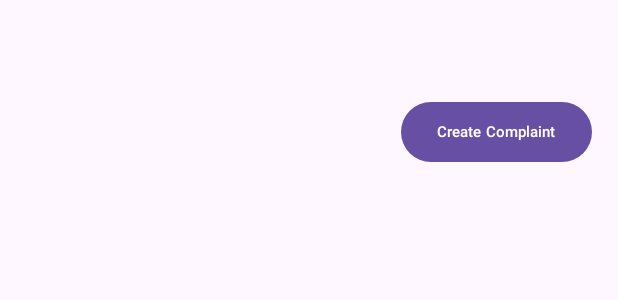
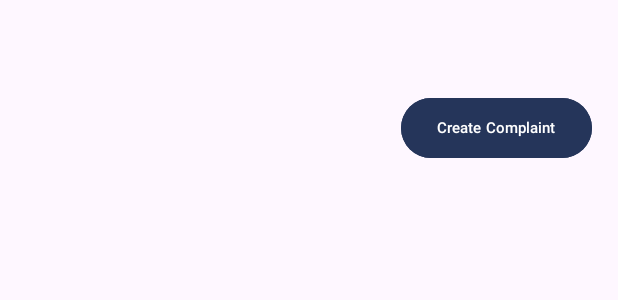
Before and after one commit to MustafaTimbawala/B07GR12, an Android app: the layout fragment_view_complaint.xml on its own in the app's theme, with its tools: preview values and no code run, on a phone screen of 412 x 824 dp. Shown: the top 300 px of the screen. Run offline under Robolectric (Android 15) with nearby library versions, the phone set to English and light mode, and no system bars.

Commit message:
fixed some visibility issues with announcements and complaints.

```diff
--- a/app/src/main/res/layout/fragment_view_announcement.xml
+++ b/app/src/main/res/layout/fragment_view_announcement.xml
@@ -39,6 +39,7 @@
         android:layout_height="wrap_content"
         android:text="Create Announcement!"
         app:layout_constraintBottom_toBottomOf="parent"
+        android:backgroundTint="@color/uoft_blue"
         app:layout_constraintEnd_toEndOf="parent" />
 
 </androidx.constraintlayout.widget.ConstraintLayout>
--- a/app/src/main/res/layout/fragment_view_complaint.xml
+++ b/app/src/main/res/layout/fragment_view_complaint.xml
@@ -26,20 +26,20 @@
             android:layout_width="400dp"
             android:layout_height="516dp"
             android:layout_marginStart="4dp"
-            android:layout_marginTop="40dp"
             app:layout_constraintBottom_toBottomOf="parent"
             app:layout_constraintStart_toStartOf="parent"
             app:layout_constraintTop_toTopOf="parent"
-            app:layout_constraintVertical_bias="0.529" />
+            app:layout_constraintVertical_bias="0.39" />
 
         <Button
             android:id="@+id/createComplaint"
             android:layout_width="wrap_content"
             android:layout_height="wrap_content"
-            android:layout_marginTop="18dp"
-            android:textSize="10dp"
+            android:layout_marginTop="15dp"
             android:layout_marginEnd="57dp"
             android:text="Create Complaint"
+            android:backgroundTint="@color/uoft_blue"
+            android:textSize="10dp"
             app:layout_constraintEnd_toEndOf="parent"
             app:layout_constraintTop_toTopOf="parent" />
 
```
